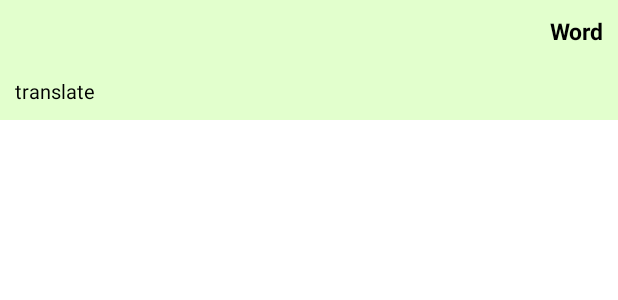
After one commit to mustafapoya/english_to_persian_dic, an Android app: the layout custom_list_phrase_persian.xml on its own in the app's theme, with its tools: preview values and no code run, on a phone screen of 412 x 824 dp. The commit adds this screen. Shown: the top 300 px of the screen. Run offline under Robolectric (Android 15) with nearby library versions, the phone set to English and light mode, and no system bars; network calls fail.

Commit message:
create persian fragment

```diff
--- /dev/null
+++ b/app/src/main/res/layout/custom_list_phrase_persian.xml
@@ -0,0 +1,42 @@
+<?xml version="1.0" encoding="utf-8"?>
+<androidx.constraintlayout.widget.ConstraintLayout xmlns:android="http://schemas.android.com/apk/res/android"
+    xmlns:app="http://schemas.android.com/apk/res-auto"
+    xmlns:tools="http://schemas.android.com/tools"
+    android:layout_width="match_parent"
+    android:layout_height="wrap_content"
+    android:clickable="true"
+    android:focusable="true"
+    android:background="@drawable/custom_phrase_background"
+    >
+
+    <TextView
+        android:id="@+id/txt_word"
+        android:layout_width="0dp"
+        android:layout_height="wrap_content"
+        android:padding="10dp"
+        android:ellipsize="end"
+        android:textDirection="rtl"
+        android:maxLines="1"
+        android:text="@string/word"
+        android:textStyle="bold"
+        android:textColor="?attr/textColor"
+        android:textSize="15sp"
+        app:layout_constraintEnd_toEndOf="parent"
+        app:layout_constraintStart_toStartOf="parent"
+        app:layout_constraintTop_toTopOf="parent" />
+
+    <TextView
+        android:id="@+id/txt_translate"
+        android:layout_width="0dp"
+        android:layout_height="wrap_content"
+        android:text="@string/translate"
+        android:padding="10dp"
+        android:textColor="?attr/textColor"
+        android:textSize="13sp"
+        app:layout_constraintBottom_toBottomOf="parent"
+        app:layout_constraintEnd_toEndOf="parent"
+        app:layout_constraintStart_toStartOf="parent"
+        app:layout_constraintTop_toBottomOf="@id/txt_word" />
+
+
+</androidx.constraintlayout.widget.ConstraintLayout>
--- a/app/src/main/res/values/strings.xml
+++ b/app/src/main/res/values/strings.xml
@@ -12,4 +12,5 @@
     <string name="no_internet_connection_try_again">No Internet Connection Try Again!</string>
     <string name="try_again">Try Again</string>
     <string name="word">Word</string>
+    <string name="translate">translate</string>
 </resources>
```
Also changed, not shown: app/src/main/java/net/golbarg/engtoper/ui/persian/PersianFragment.java (added, +93 -0 lines), app/src/main/java/net/golbarg/engtoper/ui/persian/PhrasePersianListAdapter.java (added, +48 -0 lines), app/src/main/res/layout/fragment_persian.xml (added, +69 -0 lines).
